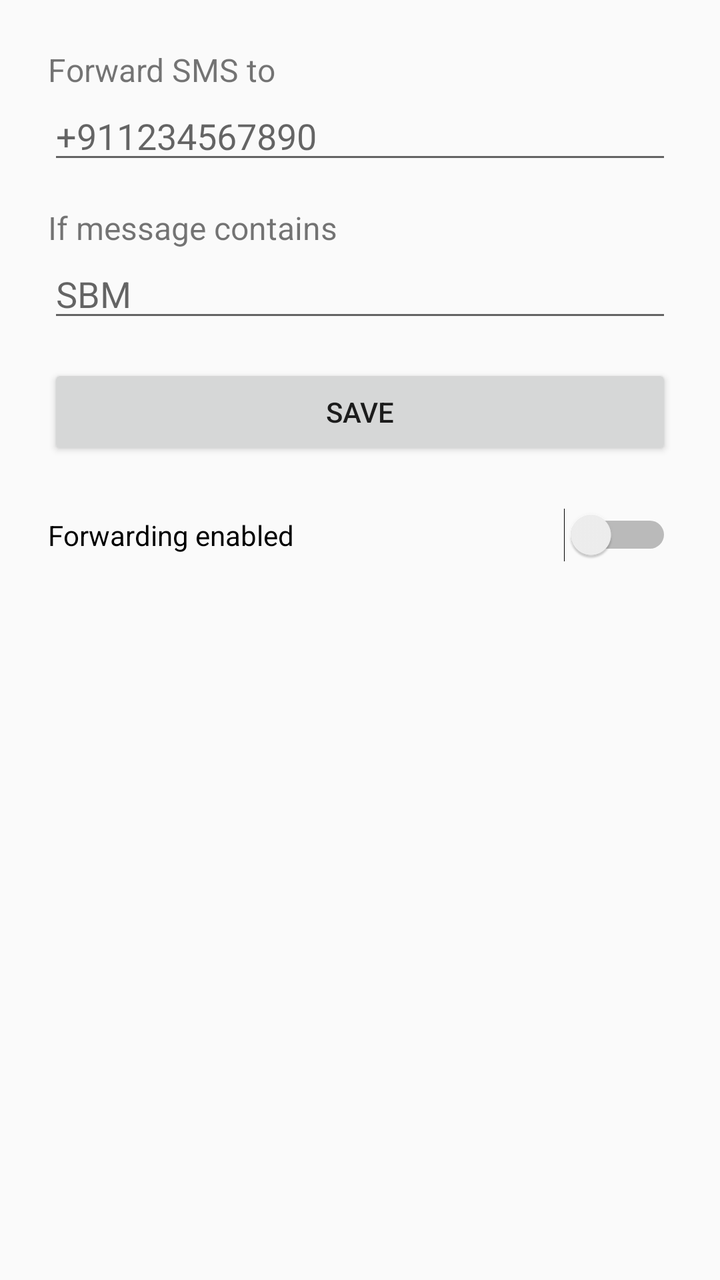
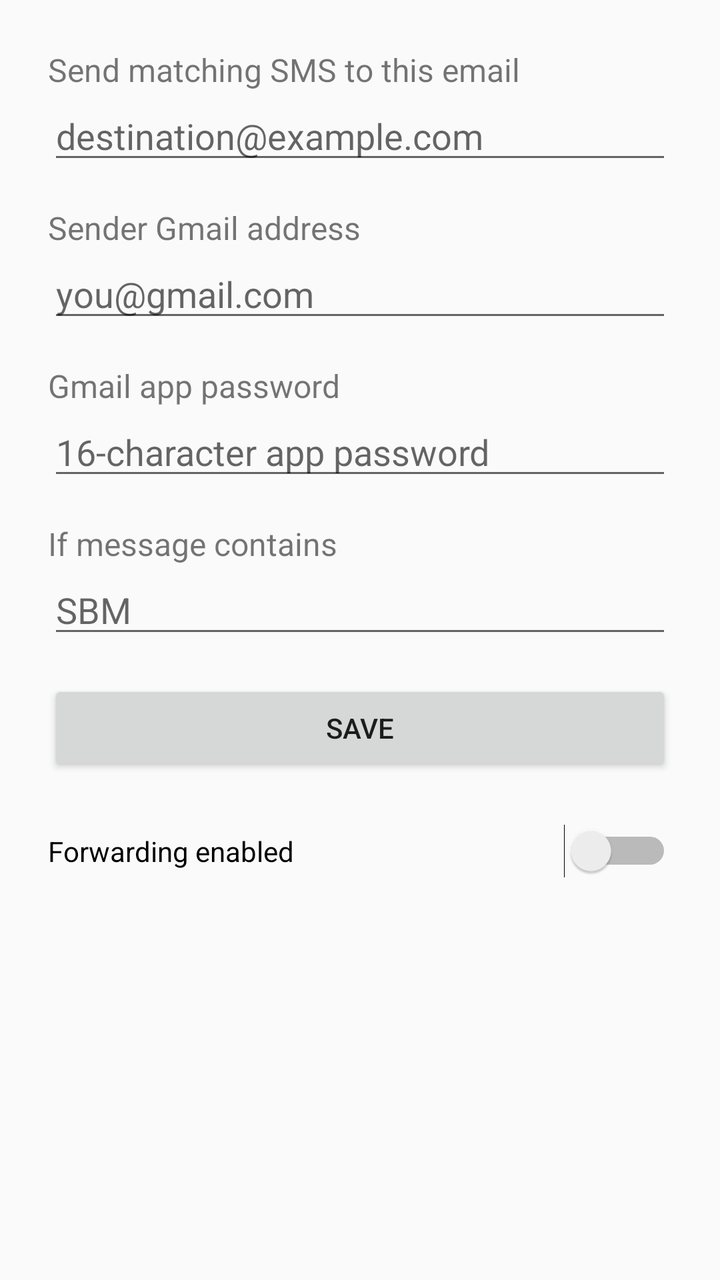

An Android layout rendered at two revisions. The XML below is the earlier revision; the diff shows what the commit changed to produce the second picture.
<!-- AndroidManifest.xml: application theme Theme.AppCompat.DayNight.DarkActionBar -->
<!-- res/layout/activity_main.xml -->
<?xml version="1.0" encoding="utf-8"?>
<LinearLayout xmlns:android="http://schemas.android.com/apk/res/android"
    android:layout_width="match_parent" android:layout_height="match_parent"
    android:orientation="vertical" android:padding="24dp">

    <TextView android:layout_width="wrap_content" android:layout_height="wrap_content"
        android:text="Forward SMS to" android:textSize="16sp" />
    <EditText android:id="@+id/dest" android:layout_width="match_parent"
        android:layout_height="wrap_content" android:inputType="phone"
        android:hint="+911234567890" />

    <TextView android:layout_width="wrap_content" android:layout_height="wrap_content"
        android:layout_marginTop="16dp" android:text="If message contains" android:textSize="16sp" />
    <EditText android:id="@+id/keyword" android:layout_width="match_parent"
        android:layout_height="wrap_content" android:inputType="text" android:hint="SBM" />

    <Button android:id="@+id/save" android:layout_width="match_parent"
        android:layout_height="wrap_content" android:layout_marginTop="16dp" android:text="Save" />

    <Switch android:id="@+id/enabled" android:layout_width="match_parent"
        android:layout_height="wrap_content" android:layout_marginTop="24dp"
        android:text="Forwarding enabled" />
</LinearLayout>
<!-- resources referenced by this layout -->
<resources>

</resources>

<!-- the commit's change to res/layout/activity_main.xml (unified diff, before → after) -->
@@ -1,13 +1,27 @@
 <?xml version="1.0" encoding="utf-8"?>
-<LinearLayout xmlns:android="http://schemas.android.com/apk/res/android"
-    android:layout_width="match_parent" android:layout_height="match_parent"
+<ScrollView xmlns:android="http://schemas.android.com/apk/res/android"
+    android:layout_width="match_parent" android:layout_height="match_parent">
+<LinearLayout
+    android:layout_width="match_parent" android:layout_height="wrap_content"
     android:orientation="vertical" android:padding="24dp">
 
     <TextView android:layout_width="wrap_content" android:layout_height="wrap_content"
-        android:text="Forward SMS to" android:textSize="16sp" />
-    <EditText android:id="@+id/dest" android:layout_width="match_parent"
-        android:layout_height="wrap_content" android:inputType="phone"
-        android:hint="+911234567890" />
+        android:text="Send matching SMS to this email" android:textSize="16sp" />
+    <EditText android:id="@+id/to_email" android:layout_width="match_parent"
+        android:layout_height="wrap_content" android:inputType="textEmailAddress"
+        android:hint="destination@example.com" />
+
+    <TextView android:layout_width="wrap_content" android:layout_height="wrap_content"
+        android:layout_marginTop="16dp" android:text="Sender Gmail address" android:textSize="16sp" />
+    <EditText android:id="@+id/smtp_user" android:layout_width="match_parent"
+        android:layout_height="wrap_content" android:inputType="textEmailAddress"
+        android:hint="you@gmail.com" />
+
+    <TextView android:layout_width="wrap_content" android:layout_height="wrap_content"
+        android:layout_marginTop="16dp" android:text="Gmail app password" android:textSize="16sp" />
+    <EditText android:id="@+id/smtp_pass" android:layout_width="match_parent"
+        android:layout_height="wrap_content" android:inputType="textPassword"
+        android:hint="16-character app password" />
 
     <TextView android:layout_width="wrap_content" android:layout_height="wrap_content"
         android:layout_marginTop="16dp" android:text="If message contains" android:textSize="16sp" />
@@ -21,3 +35,4 @@
         android:layout_height="wrap_content" android:layout_marginTop="24dp"
         android:text="Forwarding enabled" />
 </LinearLayout>
+</ScrollView>
